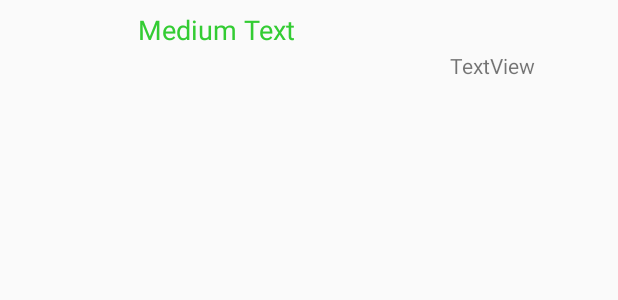
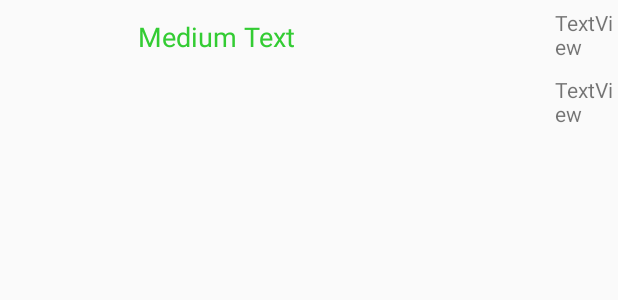
Before and after one commit to metinkler/Astute, an Android app: the layout list_item.xml on its own in the app's theme, with its tools: preview values and no code run, on a phone screen of 412 x 824 dp. Shown: the top 300 px of the screen. Run offline under Robolectric (Android 15) with nearby library versions, the phone set to English and light mode, and no system bars.

Commit message:
Updating aesthetics of news feed

```diff
--- a/Astute/app/src/main/AndroidManifest.xml
+++ b/Astute/app/src/main/AndroidManifest.xml
@@ -23,7 +23,9 @@
                 <category android:name="android.intent.category.LAUNCHER" />
             </intent-filter>
         </activity>
-        <activity android:name=".MainActivity"></activity>
+        <activity android:name=".MainActivity" />
+        <activity android:name=".ClassScrollActivity"
+            android:parentActivityName=".MainActivity"></activity>
     </application>
 
 </manifest>
--- a/Astute/app/src/main/res/layout/class_layout.xml
+++ b/Astute/app/src/main/res/layout/class_layout.xml
@@ -1,13 +1,10 @@
 <?xml version="1.0" encoding="utf-8"?>
 <!--
   Copyright 2013 The Android Open Source Project
-
   Licensed under the Apache License, Version 2.0 (the "License");
   you may not use this file except in compliance with the License.
   You may obtain a copy of the License at
-
       http://www.apache.org/licenses/LICENSE-2.0
-
   Unless required by applicable law or agreed to in writing, software
   distributed under the License is distributed on an "AS IS" BASIS,
   WITHOUT WARRANTIES OR CONDITIONS OF ANY KIND, either express or implied.
@@ -23,6 +20,6 @@
     android:gravity="center_vertical"
     android:paddingLeft="16dp"
     android:paddingRight="16dp"
-    android:textColor="@color/colorAccent"
+    android:textColor="@color/textGrey"
     android:background="?android:attr/activatedBackgroundIndicator"
     android:minHeight="?android:attr/listPreferredItemHeightSmall"/>
--- a/Astute/app/src/main/res/layout/drawer_list_item.xml
+++ b/Astute/app/src/main/res/layout/drawer_list_item.xml
@@ -1,13 +1,10 @@
 <?xml version="1.0" encoding="utf-8"?>
 <!--
   Copyright 2013 The Android Open Source Project
-
   Licensed under the Apache License, Version 2.0 (the "License");
   you may not use this file except in compliance with the License.
   You may obtain a copy of the License at
-
       http://www.apache.org/licenses/LICENSE-2.0
-
   Unless required by applicable law or agreed to in writing, software
   distributed under the License is distributed on an "AS IS" BASIS,
   WITHOUT WARRANTIES OR CONDITIONS OF ANY KIND, either express or implied.
--- a/Astute/app/src/main/res/layout/list_item.xml
+++ b/Astute/app/src/main/res/layout/list_item.xml
@@ -6,11 +6,11 @@
 
     <ImageView
         android:id="@+id/icon"
-        android:layout_width="60dp"
-        android:layout_height="60dp"
+        android:layout_width="80dp"
+        android:layout_height="80dp"
         android:padding="5dp" />
 
-    <LinearLayout android:layout_width="wrap_content"
+    <RelativeLayout android:layout_width="wrap_content"
         android:layout_height="wrap_content"
         android:orientation="vertical">
 
@@ -21,7 +21,7 @@
             android:text="Medium Text"
             android:textAppearance="?android:attr/textAppearanceMedium"
             android:layout_marginLeft="90dp"
-            android:layout_marginTop="5dp"
+            android:layout_marginTop="10dp"
             android:padding="2dp"
             android:textColor="#33CC33" />
         <TextView
@@ -29,8 +29,26 @@
             android:layout_width="wrap_content"
             android:layout_height="wrap_content"
             android:text="TextView"
-            android:layout_marginLeft="300dp"/>
+            android:layout_marginLeft="370dp"
+            android:layout_marginTop="50dp"/>
 
-        </LinearLayout>
+        <TextView
+            android:id="@+id/time"
+            android:layout_width="wrap_content"
+            android:layout_height="wrap_content"
+            android:text="TextView"
+            android:layout_marginLeft="370dp"
+            android:layout_marginTop="5dp"/>
+
+        <ImageView
+            android:id="@+id/smiley"
+            android:layout_toRightOf="@+id/textView1"
+            android:layout_marginTop="50dp"
+            android:layout_marginLeft="5dp"
+            android:layout_width="20dp"
+            android:layout_height="20dp"
+            android:src="@drawable/smiley"/>
+
+    </RelativeLayout>
 
 </RelativeLayout>
```
Also changed, not shown: Astute/app/src/main/java/com/tinks/astute/CustomListAdapter.java (+6 -2 lines), Astute/app/src/main/java/com/tinks/astute/MainActivity.java (+34 -11 lines), Astute/app/src/main/res/layout/activity_main.xml (+30 -7 lines), Astute/app/src/main/java/com/tinks/astute/ClassScrollActivity.java (indentation only), Astute/app/src/main/res/drawable/settings.png (added), Astute/app/src/main/res/drawable/smiley.jpg (added), Astute/app/src/main/res/drawable/threelines.png (added), Astute/app/src/main/res/layout/activity_class_scroll.xml (line endings or trailing spaces).
